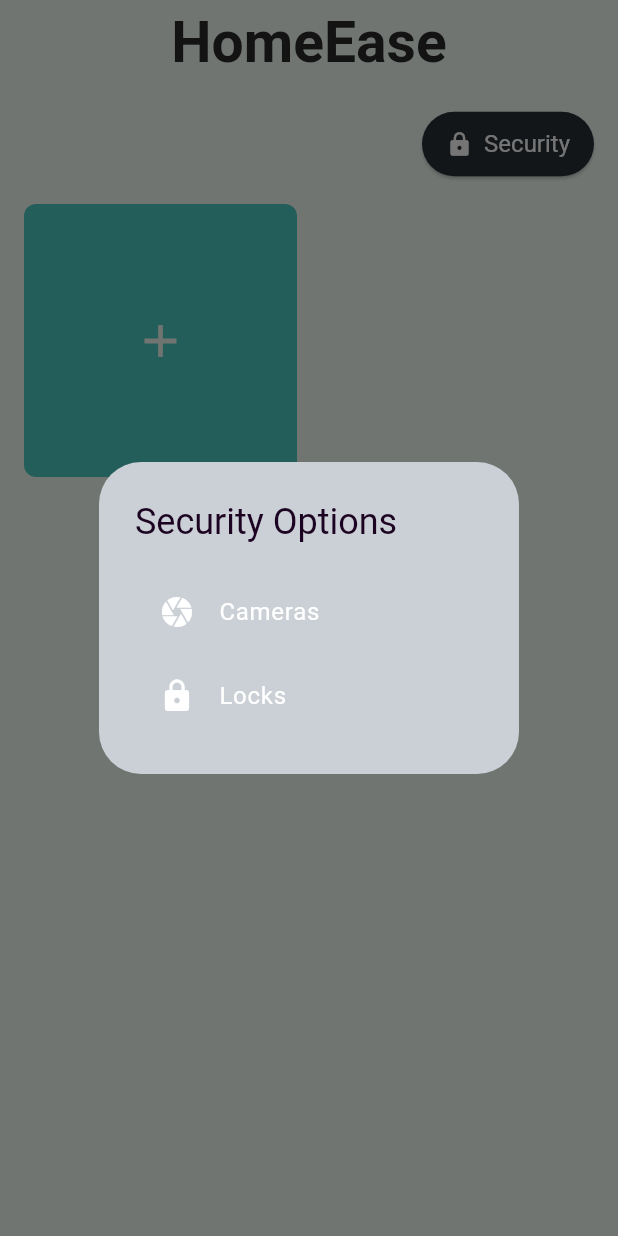
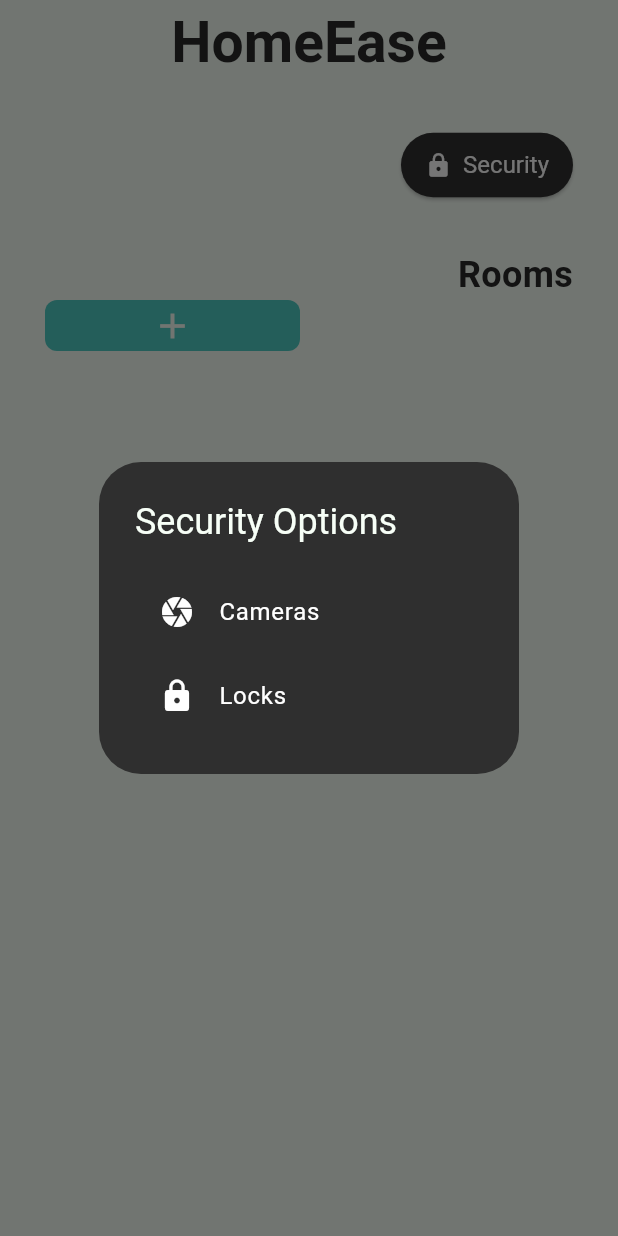
Before and after one commit to R-umaria/Project3_Section3_Group4, a Flutter app: the screen it shows after launch, after a tap on "Security", on a phone screen of 412 x 824 dp. Run offline on Flutter 3.47's test engine with Material 3 defaults, Android fonts, the light colour scheme and no system bars; our stand-ins replace shared_preferences, syncfusion_flutter_charts; missing offline and left inert: media_kit, media_kit_video.

Commit message:
buttons appear resonable

```diff
--- a/lib/Modules/HomeScreen/home_screen.dart
+++ b/lib/Modules/HomeScreen/home_screen.dart
@@ -68,10 +68,10 @@ class _HomeScreenState extends State<HomeScreen> {
       context: context,
       builder: (BuildContext context) {
         return AlertDialog(
-          backgroundColor: const Color.fromARGB(255, 202, 208, 214),
+          backgroundColor: const Color.fromRGBO(47, 47 , 47, 1),
           title: const Text(
             'Security Options',
-            style: TextStyle(color: Color.fromARGB(255, 28, 3, 34)),
+            style: TextStyle(color: Color.fromRGBO(247, 255, 247, 1)),
           ),
           content: Column(
             mainAxisSize: MainAxisSize.min,
@@ -121,17 +121,17 @@ class _HomeScreenState extends State<HomeScreen> {
         ),
       ),
       body: Padding(
-        padding: const EdgeInsets.all(16.0),
+        padding: const EdgeInsets.all(30.0),
         child: Column(
           crossAxisAlignment: CrossAxisAlignment.end,
           children: [
             ElevatedButton.icon(
               onPressed: _showSecurityOptions,
               style: ElevatedButton.styleFrom(
-                backgroundColor: const Color.fromRGBO(41, 47, 54, 1),
+                backgroundColor: const Color.fromARGB(255, 47, 47, 47),
                 padding:
                     const EdgeInsets.symmetric(horizontal: 16, vertical: 12),
-                textStyle: const TextStyle(fontSize: 16),
+                textStyle: const TextStyle(fontSize: 16, color: Color.fromRGBO(255, 255, 255, 1)),
               ),
               icon: const Icon(Icons.lock, color: Colors.white),
               label: const Text(
@@ -140,12 +140,33 @@ class _HomeScreenState extends State<HomeScreen> {
               ),
             ),
             const SizedBox(height: 16),
+
+
+          const SizedBox(height: 16), // Add spacing
+             // Rooms Title
+          const Padding(
+            padding: EdgeInsets.only(left: 8.0), // Add slight padding for alignment
+            child: Text(
+              'Rooms',
+              style: TextStyle(
+                fontSize: 24,
+                fontWeight: FontWeight.bold,
+                color: Color.fromRGBO(41, 41, 41, 1),
+              ),
+            ),
+          ),
+          // Rooms Grid
             Expanded(
+  child: Center(
+    child: SizedBox(
+      width: 1000,
+       // Set a max width for the grid
       child: GridView.builder(
         gridDelegate: const SliverGridDelegateWithFixedCrossAxisCount(
-                  crossAxisCount: 2,
-                  crossAxisSpacing: 16,
-                  mainAxisSpacing: 16,
+          crossAxisCount: 2, // Keep 2 columns
+          crossAxisSpacing: 12,
+          mainAxisSpacing: 12,
+          childAspectRatio: 5, // Adjust as necessary
         ),
         itemCount: _rooms.length + 1,
         itemBuilder: (context, index) {
@@ -161,8 +182,8 @@ class _HomeScreenState extends State<HomeScreen> {
                 child: const Center(
                   child: Icon(
                     Icons.add,
-                            color: const Color.fromRGBO(247, 255, 247, 1),
-                            size: 36,
+                    color: Color.fromRGBO(247, 255, 247, 1),
+                    size: 28,
                   ),
                 ),
               ),
@@ -179,24 +200,27 @@ class _HomeScreenState extends State<HomeScreen> {
               );
             },
             child: Container(
-                      padding: const EdgeInsets.all(8),
-
+              padding: const EdgeInsets.all(6),
               decoration: BoxDecoration(
                 color: const Color.fromRGBO(41, 47, 54, 1),
-                        borderRadius: BorderRadius.circular(12),
+                borderRadius: BorderRadius.circular(8),
               ),
               child: Column(
                 mainAxisAlignment: MainAxisAlignment.center,
                 children: [
-                          const Icon(Icons.meeting_room,
-                              color: Colors.white, size: 36),
-                          const SizedBox(height: 8),
+                  const Icon(
+                    Icons.meeting_room,
+                    color: Colors.white,
+                    size: 28,
+                  ),
+                  const SizedBox(height: 4),
                   Text(
                     room.name,
                     style: const TextStyle(
-                                fontSize: 16,
+                      fontSize: 14,
                       fontWeight: FontWeight.bold,
-                                color: Colors.white),
+                      color: Colors.white,
+                    ),
                   ),
                 ],
               ),
@@ -205,6 +229,9 @@ class _HomeScreenState extends State<HomeScreen> {
         },
       ),
     ),
+  ),
+),
+
           ],
         ),
       ),
```
Lines whose indentation alone changed are shown as unchanged.
